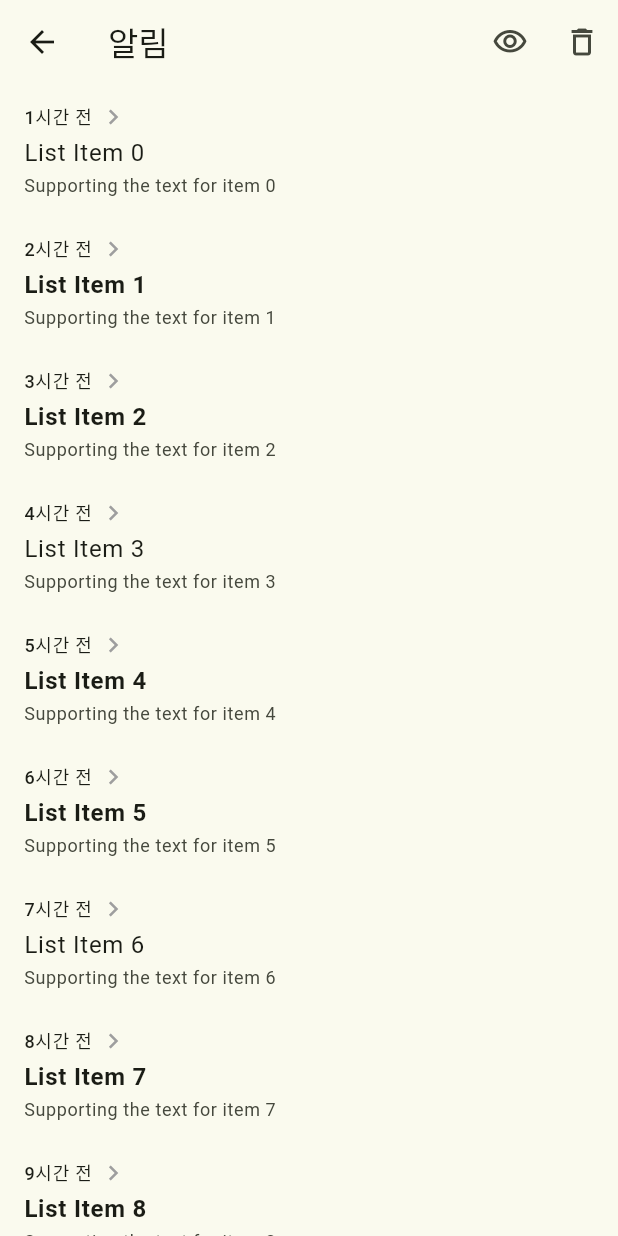
After one commit to FORIF-2025-1-APP/bookbug, a Flutter app: the screen it shows after launch, after a tap on the "notifications" icon, on a phone screen of 412 x 824 dp. The commit adds this screen. Run offline on Flutter 3.47's test engine with Material 3 defaults, Android fonts, the phone set to English and light mode, and no system bars; network calls fail; Roboto replaces fonts that are missing (Pretendard).

Commit message:
[feat] lists_3
- 알림 목록 페이지 추가

```diff
--- a/lib/main.dart
+++ b/lib/main.dart
@@ -1,6 +1,7 @@
 import 'package:bookbug/ui/lists/view_model/badge_list_page.dart';
-import 'package:bookbug/ui/lists/view_model/search_page.dart';
-import 'package:bookbug/ui/lists/view_model/start_page.dart';
+import 'package:bookbug/ui/lists/view_model/notifications_page.dart';
+import 'package:bookbug/ui/search/view_model/search_page.dart';
+import 'package:bookbug/ui/start/view_model/start_page.dart';
 import 'package:bookbug/ui/lists/view_model/wrote_list_page.dart';
 import 'package:flutter/material.dart';
 import './ui/core/themes/theme.dart';
@@ -101,7 +102,12 @@ class HomeScreen extends StatelessWidget {
               ),
               CircleIconButton(
                 icon: Icons.notifications,
-                onPressed: () => print('알림'),
+                onPressed: () {
+                  Navigator.push(
+                    context,
+                    MaterialPageRoute(builder: (context) => NotificationsPage()),
+                  );
+                },
                 iconSize: 24,
                 iconColor: Colors.green[900],
               ),
--- a/lib/ui/core/ui/listitem_base.dart
+++ b/lib/ui/core/ui/listitem_base.dart
@@ -9,6 +9,9 @@ class ListItem extends StatelessWidget {
   final String trailingText; // 날짜/숫자
   final VoidCallback? onTap;
 
+  final Widget? titleWidget;
+  final Widget? contentWidget;
+
   const ListItem({
     super.key,
     required this.nickname,
@@ -18,6 +21,8 @@ class ListItem extends StatelessWidget {
     this.leadingImageUrl,
     required this.trailingText,
     this.onTap,
+    this.titleWidget,
+    this.contentWidget,
   });
 
   @override
@@ -27,12 +32,15 @@ class ListItem extends StatelessWidget {
       child: Padding(
         padding: const EdgeInsets.symmetric(horizontal: 16, vertical: 12),
         child: Row(
+          crossAxisAlignment: CrossAxisAlignment.start,
           children: [
             // 프로필 (이미지 또는 이니셜)
+            if (leadingText != null || leadingImageUrl != null)
               CircleAvatar(
                 radius: 20,
-              backgroundColor:
-                leadingImageUrl == null ? Theme.of(context).colorScheme.primaryContainer : null,
+                backgroundColor: leadingImageUrl == null
+                  ? Theme.of(context).colorScheme.primaryContainer
+                  : null,
                 backgroundImage: leadingImageUrl != null
                   ? NetworkImage(leadingImageUrl!)
                   : null,
@@ -46,6 +54,7 @@ class ListItem extends StatelessWidget {
                   )
                 : null,
             ),
+            if (leadingText != null || leadingImageUrl != null)
               const SizedBox(width: 12),
 
             // 텍스트 영역 (닉네임, 제목, 댓글 내용)
@@ -56,6 +65,7 @@ class ListItem extends StatelessWidget {
                   Row(
                     mainAxisAlignment: MainAxisAlignment.spaceBetween,
                     children: [
+                      if(nickname.isNotEmpty)
                         Text(
                           nickname,
                             style: Theme.of(context).textTheme.labelSmall?.copyWith(
@@ -75,12 +85,16 @@ class ListItem extends StatelessWidget {
                 ],
               ),
             const SizedBox(height: 2),
+            if (titleWidget != null)
+              titleWidget!
+            else
               Text(
                 title,
                 style: Theme.of(context).textTheme.bodyLarge,
               ),
-        if (content.isNotEmpty) ...[
+            if ((contentWidget != null) || content.isNotEmpty) ...[
               const SizedBox(height: 2),
+              contentWidget ??
                 Text(
                   content,
                   style: Theme.of(context).textTheme.bodySmall?.copyWith(
--- /dev/null
+++ b/lib/ui/lists/view_model/notifications_page.dart
@@ -0,0 +1,101 @@
+import 'package:bookbug/ui/core/ui/listitem_base.dart';
+import 'package:bookbug/ui/core/ui/popup_base.dart';
+import 'package:flutter/material.dart';
+
+class NotificationsPage extends StatefulWidget {
+  const NotificationsPage({super.key});
+
+  @override
+  State<NotificationsPage> createState() => _NotificationsPageState();
+}
+
+class _NotificationsPageState extends State<NotificationsPage> {
+  List<Map<String, dynamic>> notifications = List.generate(12, (index) => {
+    'title': 'List Item $index',
+    'content' : 'Supporting the text for item $index',
+    'date' : '${index + 1}시간 전',
+    'isRead': index % 3 == 0,
+  });
+
+  void _markAllAsRead() {
+    setState(() {
+      for (var n in notifications) {
+        n['isRead'] = true;
+      }
+    });
+  }
+
+  void _deleteAll() {
+    showDialog(
+      context: context,
+      builder: (_) => PopUpCard(
+        title: '알림을 모두 지울까요?',
+        description: '삭제된 알림은 복구할 수 없어요.',
+        leftButtonText: '네',
+        rightButtonText: '아니오',
+        onRightPressed: () => Navigator.of(context).pop(),
+        onLeftPressed: () {
+          setState(() {
+            notifications.clear();
+          });
+          Navigator.of(context).pop();
+        },
+      ),
+    );
+  }
+
+  @override
+  Widget build(BuildContext context) {
+    return Scaffold(
+      appBar: AppBar(
+        title: const Text('알림'),
+        actions: [
+          IconButton(
+            onPressed: _markAllAsRead,
+            icon: const Icon(Icons.visibility_outlined),
+            tooltip: '모두 읽기',
+          ),
+          IconButton(
+            onPressed: _deleteAll,
+            icon: const Icon(Icons.delete_outline),
+            tooltip: '모두 삭제',
+          ),
+        ],
+      ),
+      body: notifications.isEmpty
+        ? const Center(child: Text('알림이 없습니다.'),)
+        : ListView.builder(
+            itemCount: notifications.length,
+            itemBuilder: (context, index) {
+              final n = notifications[index];
+              final isRead = n['isRead'] as bool;
+              return ListItem(
+                nickname: '',
+                title: '',
+                content: '',
+                trailingText: n['date']!,
+                leadingText: null,
+                leadingImageUrl: null,
+                titleWidget: Text(
+                    n['title']!,
+                    style: Theme.of(context).textTheme.bodyLarge?.copyWith(
+                          fontWeight: isRead ? FontWeight.normal : FontWeight.bold,
+                        ),
+                  ),
+                contentWidget: Text(
+                    n['content']!,
+                    style: Theme.of(context).textTheme.bodySmall?.copyWith(
+                          color: Theme.of(context).colorScheme.onSurfaceVariant,
+                        ),
+                  ),
+                onTap: () {
+                  setState(() {
+                    notifications[index]['isRead'] = true;
+                  });
+                },
+              );
+            },
+          ),
+    );
+  }
+}
```
Lines whose indentation alone changed are shown as unchanged.
